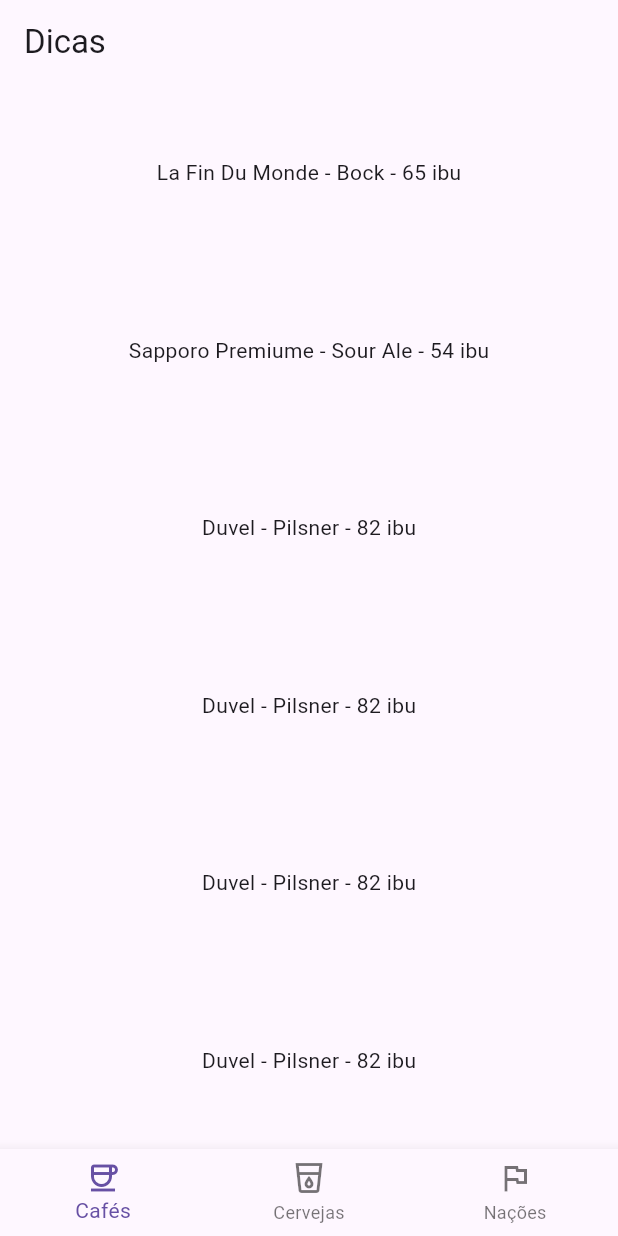
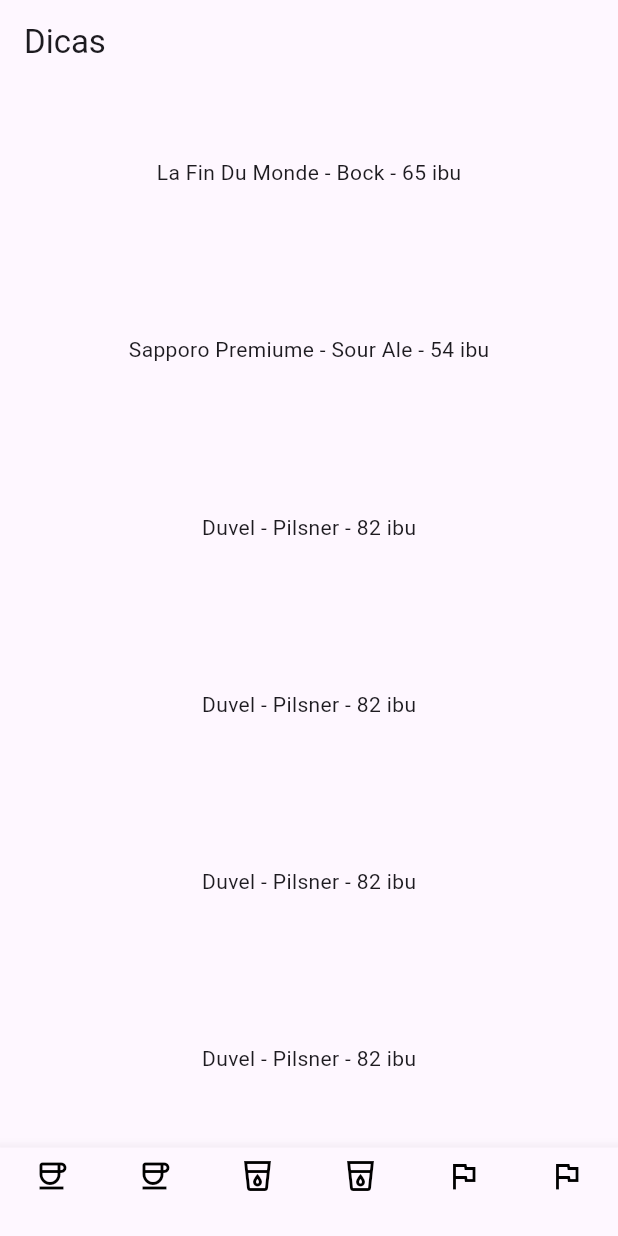
Before and after one commit to Kaiom20/Poo, a Flutter app: the screen it shows after launch, on a phone screen of 412 x 824 dp. Run offline on Flutter 3.47's test engine with Material 3 defaults, Android fonts, the phone set to English and light mode, and no system bars.

Commit message:
Receita 03 - Exercício 01

```diff
--- a/lib/main.dart
+++ b/lib/main.dart
@@ -43,7 +43,14 @@
             "Duvel - Pilsner - 82 ibu"
           ]),
 
-          bottomNavigationBar: NewNavBar(),
+          bottomNavigationBar: NewNavBar(objects: [
+              Icon(Icons.coffee_outlined),
+              Icon(Icons.coffee_outlined),
+              Icon(Icons.local_drink_outlined),
+              Icon(Icons.local_drink_outlined),
+              Icon(Icons.flag_outlined),
+              Icon(Icons.flag_outlined)
+          ]),
 
         ));
 
@@ -52,45 +59,29 @@
 }
 
 
-
 class NewNavBar extends StatelessWidget {
-
-  NewNavBar();
-
-
+  List<Icon> objects;
+  NewNavBar({this.objects = const []});
 
   void botaoFoiTocado(int index) {
-
     print("Tocaram no botão $index");
-
   }
 
-
-
   @override
-
   Widget build(BuildContext context) {
-
-    return BottomNavigationBar(onTap: botaoFoiTocado, items: const [
-
-      BottomNavigationBarItem(
-
-        label: "Cafés",
-
-        icon: Icon(Icons.coffee_outlined),
-
-      ),
-
-      BottomNavigationBarItem(
-
-          label: "Cervejas", icon: Icon(Icons.local_drink_outlined)),
-
-      BottomNavigationBarItem(label: "Nações", icon: Icon(Icons.flag_outlined))
-
-    ]);
-
+    return BottomNavigationBar(
+      type: BottomNavigationBarType.fixed,
+      selectedItemColor: Colors.black,
+      unselectedItemColor: Colors.black,
+      items: objects
+        .map((icn) => BottomNavigationBarItem(
+          icon: icn,
+          label: '',
+        ))
+        .toList(),
+      onTap: botaoFoiTocado,
+    );
   }
-
 }
 
 
```
